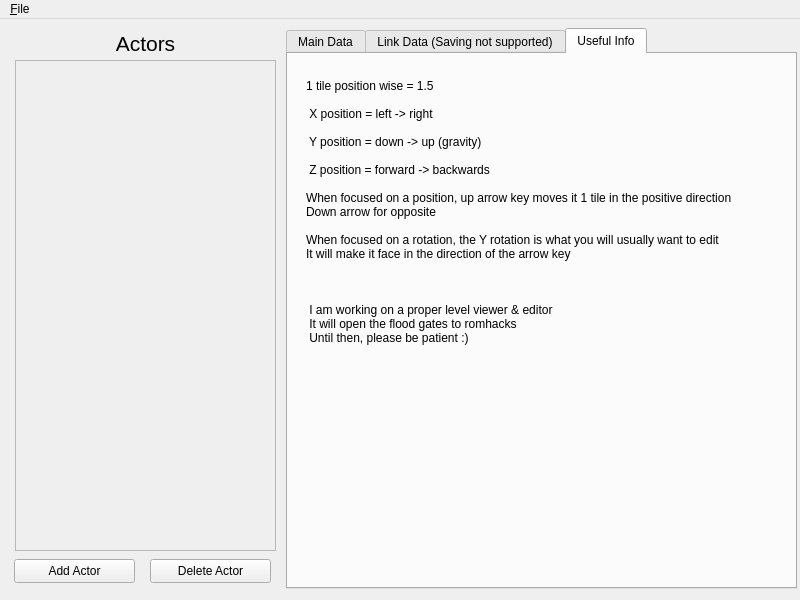
Qt form LevelEditorUI/UI/ui_form.ui (Owen-Splat/LAS-Level-Editor) before a commit.
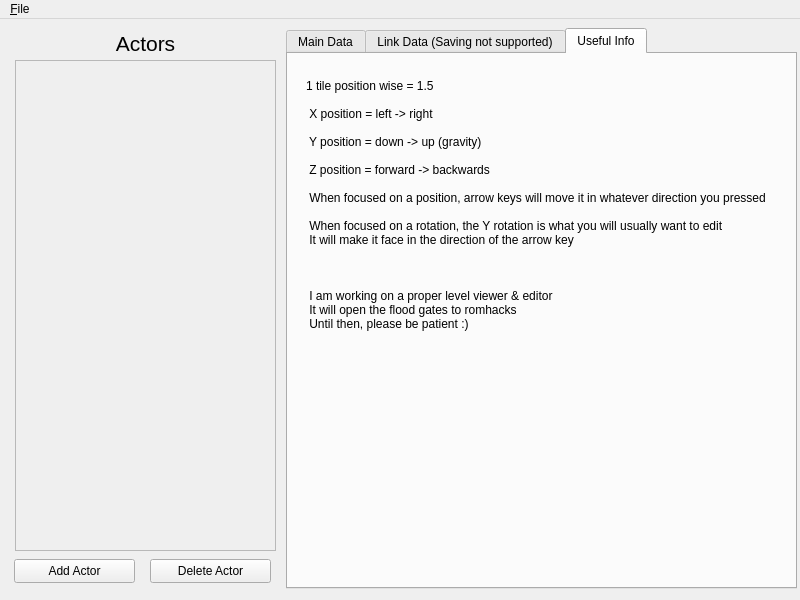
The same form after that commit. The open tabs and pages were chosen to show the change.

Commit message: fix duplicate actor sharing same ID, made arrow key edits of positions more intuitive

What changed in the file:
```diff
--- a/LevelEditorUI/UI/ui_form.ui
+++ b/LevelEditorUI/UI/ui_form.ui
@@ -1375,11 +1375,10 @@
 
  Z position = forward -&gt; backwards
 
-When focused on a position, up arrow key moves it 1 tile in the positive direction
-Down arrow for opposite
+ When focused on a position, arrow keys will move it in whatever direction you pressed
 
-When focused on a rotation, the Y rotation is what you will usually want to edit
-It will make it face in the direction of the arrow key
+ When focused on a rotation, the Y rotation is what you will usually want to edit
+ It will make it face in the direction of the arrow key
 
 
 
```
The commit also changes 2 other files.
